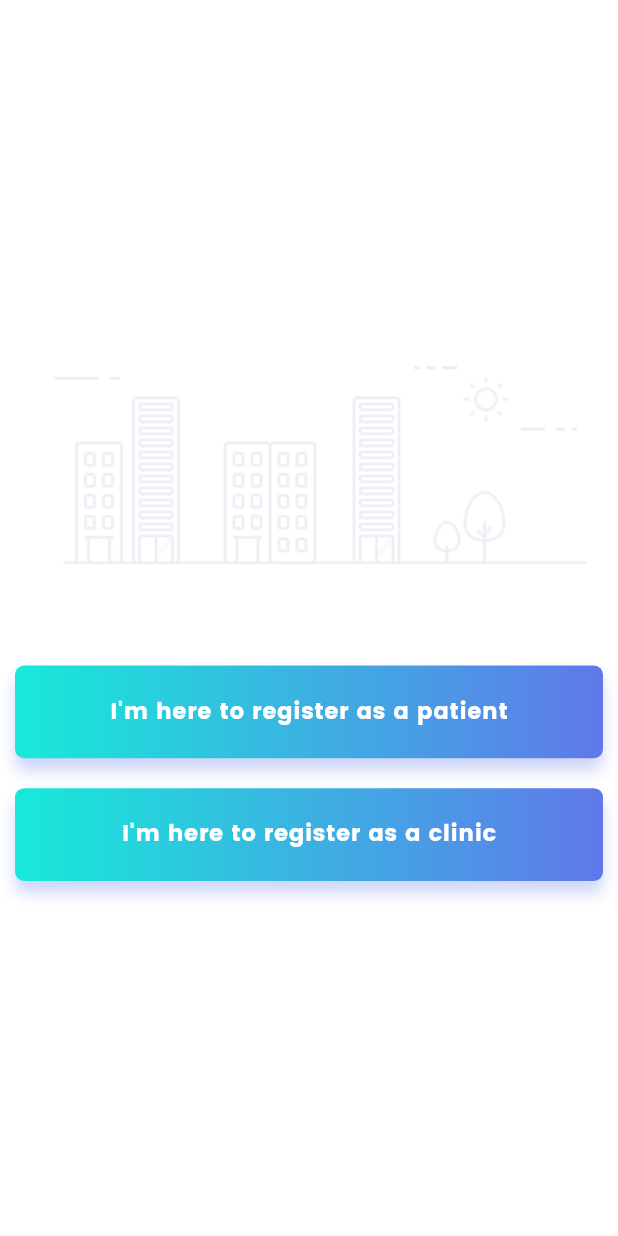
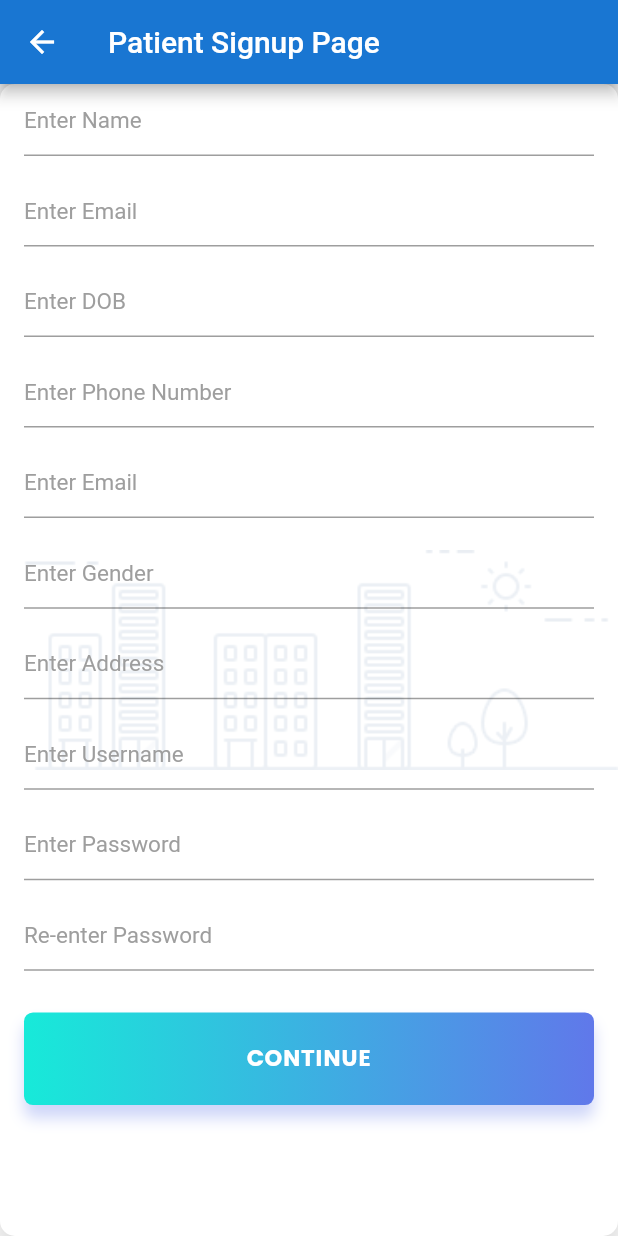
Before and after one commit to anu-baby97/patient_portal, a Flutter app: the PatientOrClinic screen opened directly, after a tap on "I'm here to register as a patient", on a phone screen of 412 x 824 dp. Run offline on Flutter 3.47's test engine with Material 2 defaults, Android fonts, the phone set to English and light mode, and no system bars; our stand-ins replace flutter_screenutil.

Commit message:
patient sign up file added

```diff
--- /dev/null
+++ b/lib/Patient_Signup.dart
@@ -0,0 +1,180 @@
+import 'package:flutter/material.dart';
+import 'package:flutter_screenutil/flutter_screenutil.dart';
+import 'package:patient_portal/Widgets/PatientOrClinic.dart';
+
+class PatientSignup extends StatefulWidget {
+  @override
+  _PatientSignupState createState() => _PatientSignupState();
+}
+
+class _PatientSignupState extends State<PatientSignup> {
+  @override
+  Widget build(BuildContext context) {
+    return Material(
+      child: Scaffold(
+        appBar: AppBar(
+          backgroundColor: Colors.blue.shade700,
+          title: Text('Patient Signup Page'),
+        ),
+        body: Container(
+          width: double.infinity,
+//      height: ScreenUtil.getInstance().setHeight(500),
+          padding: EdgeInsets.only(bottom: 1),
+          decoration: BoxDecoration(
+              image: DecorationImage(
+                  image: AssetImage('assets/image_02.png'),
+                  fit: BoxFit.fitWidth),
+              color: Colors.white,
+              borderRadius: BorderRadius.circular(10.0),
+              boxShadow: [
+                BoxShadow(
+                    color: Colors.black12,
+                    offset: Offset(0.0, 15.0),
+                    blurRadius: 15.0),
+                BoxShadow(
+                    color: Colors.black12,
+                    offset: Offset(0.0, -10.0),
+                    blurRadius: 10.0),
+              ]),
+          child: Padding(
+            padding: EdgeInsets.only(left: 16.0, right: 16.0, top: 0.0),
+            child: Column(
+              crossAxisAlignment: CrossAxisAlignment.start,
+              children: <Widget>[
+                TextField(
+                  decoration: InputDecoration(
+                      hintText: "Enter Name",
+                      hintStyle: TextStyle(color: Colors.grey, fontSize: 15.0)),
+                ),
+                SizedBox(
+                  height: ScreenUtil.getInstance().setHeight(20),
+                ),
+                TextField(
+                  obscureText: true,
+                  decoration: InputDecoration(
+                      hintText: "Enter Email",
+                      hintStyle: TextStyle(color: Colors.grey, fontSize: 15.0)),
+                ),
+                SizedBox(
+                  height: ScreenUtil.getInstance().setHeight(20),
+                ),
+                TextField(
+                  obscureText: true,
+                  decoration: InputDecoration(
+                      hintText: "Enter DOB",
+                      hintStyle: TextStyle(color: Colors.grey, fontSize: 15.0)),
+                ),
+                SizedBox(
+                  height: ScreenUtil.getInstance().setHeight(20),
+                ),
+                TextField(
+                  obscureText: true,
+                  decoration: InputDecoration(
+                      hintText: "Enter Phone Number",
+                      hintStyle: TextStyle(color: Colors.grey, fontSize: 15.0)),
+                ),
+                SizedBox(
+                  height: ScreenUtil.getInstance().setHeight(20),
+                ),
+                TextField(
+                  obscureText: true,
+                  decoration: InputDecoration(
+                      hintText: "Enter Email",
+                      hintStyle: TextStyle(color: Colors.grey, fontSize: 15.0)),
+                ),
+                SizedBox(
+                  height: ScreenUtil.getInstance().setHeight(20),
+                ),
+                TextField(
+                  obscureText: true,
+                  decoration: InputDecoration(
+                      hintText: "Enter Gender",
+                      hintStyle: TextStyle(color: Colors.grey, fontSize: 15.0)),
+                ),
+                SizedBox(
+                  height: ScreenUtil.getInstance().setHeight(20),
+                ),
+                TextField(
+                  obscureText: true,
+                  decoration: InputDecoration(
+                      hintText: "Enter Address",
+                      hintStyle: TextStyle(color: Colors.grey, fontSize: 15.0)),
+                ),
+                SizedBox(
+                  height: ScreenUtil.getInstance().setHeight(20),
+                ),
+                TextField(
+                  obscureText: true,
+                  decoration: InputDecoration(
+                      hintText: "Enter Username",
+                      hintStyle: TextStyle(color: Colors.grey, fontSize: 15.0)),
+                ),
+                SizedBox(
+                  height: ScreenUtil.getInstance().setHeight(20),
+                ),
+                TextField(
+                  obscureText: true,
+                  decoration: InputDecoration(
+                      hintText: "Enter Password",
+                      hintStyle: TextStyle(color: Colors.grey, fontSize: 15.0)),
+                ),
+                SizedBox(
+                  height: ScreenUtil.getInstance().setHeight(20),
+                ),
+                TextField(
+                  obscureText: true,
+                  decoration: InputDecoration(
+                      hintText: "Re-enter Password",
+                      hintStyle: TextStyle(color: Colors.grey, fontSize: 15.0)),
+                ),
+                SizedBox(
+                  height: ScreenUtil.getInstance().setHeight(45),
+                ),
+                InkWell(
+                  child: Container(
+                    width: ScreenUtil.getInstance().setWidth(900),
+                    height: ScreenUtil.getInstance().setHeight(100),
+                    decoration: BoxDecoration(
+                        gradient: LinearGradient(
+                            colors: [Color(0xFF17ead9), Color(0xFF6078ea)]),
+                        borderRadius: BorderRadius.circular(6.0),
+                        boxShadow: [
+                          BoxShadow(
+                              color: Color(0xFF6078ea).withOpacity(.3),
+                              offset: Offset(0.0, 8.0),
+                              blurRadius: 8.0)
+                        ]),
+                    child: Material(
+                      color: Colors.transparent,
+                      child: InkWell(
+                        onTap: () {
+                          /*setState(() {
+                            Navigator.push(
+                                context,
+                                MaterialPageRoute(
+                                    builder: (context) =>
+                                        PatientSignup()));
+                          });*/
+                        },
+                        child: Center(
+                          child: Text(
+                            "CONTINUE",
+                            style: TextStyle(
+                                color: Colors.white,
+                                fontFamily: "Poppins-Bold",
+                                fontSize: 15,
+                                letterSpacing: 0.4),
+                          ),
+                        ),
+                      ),
+                    ),
+                  ),
+                ),
+              ],
+            ),
+          ),
+        ),
+      ),
+    );
+  }
+}
--- a/lib/Widgets/PatientOrClinic.dart
+++ b/lib/Widgets/PatientOrClinic.dart
@@ -1,5 +1,6 @@
 import 'package:flutter/material.dart';
 import 'package:flutter_screenutil/flutter_screenutil.dart';
+import 'package:patient_portal/Patient_Signup.dart';
 
 class PatientOrClinic extends StatefulWidget {
   @override
@@ -50,7 +51,15 @@ class _PatientOrClinicState extends State<PatientOrClinic> {
                           child: Material(
                             color: Colors.transparent,
                             child: InkWell(
-                              onTap: () {},
+                              onTap: () {
+                                setState(() {
+                                  Navigator.push(
+                                      context,
+                                      MaterialPageRoute(
+                                          builder: (context) =>
+                                              PatientSignup()));
+                                });
+                              },
                               child: Center(
                                 child: Text(
                                   "I'm here to register as a patient",
```
